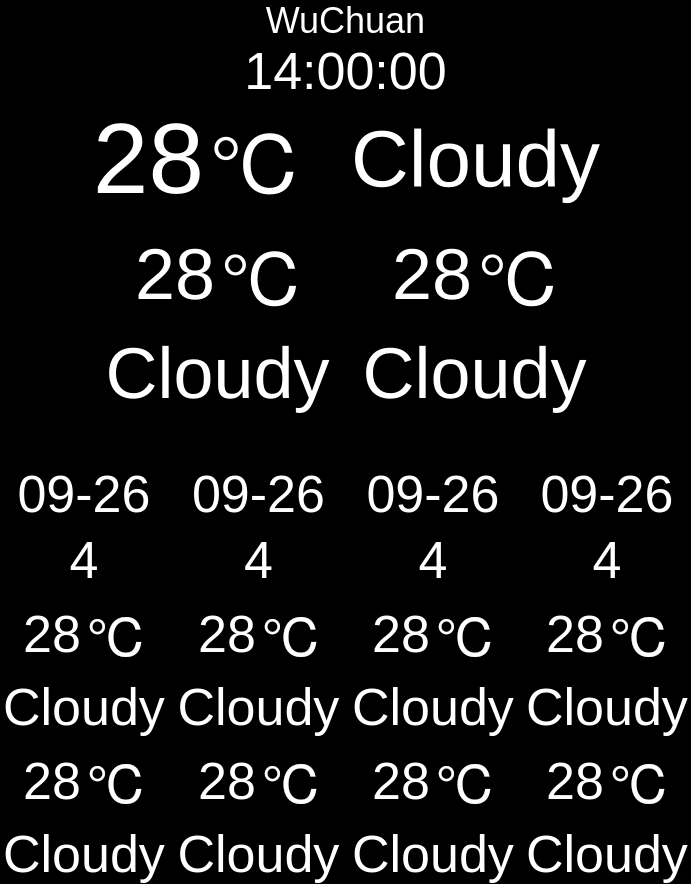
The window that weathercontrol.ui (hondodo/PCamera) describes before a commit, drawn with Qt 5.
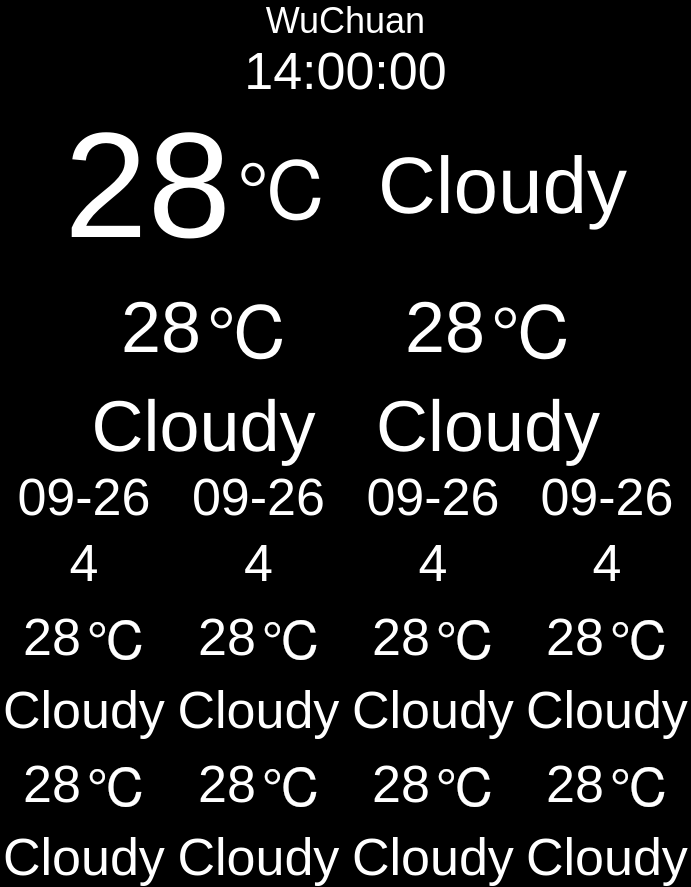
The same window after the commit.

```diff
--- a/weathercontrol.ui
+++ b/weathercontrol.ui
@@ -7,7 +7,7 @@
     <x>0</x>
     <y>0</y>
     <width>691</width>
-    <height>813</height>
+    <height>763</height>
    </rect>
   </property>
   <property name="windowTitle">
@@ -93,7 +93,7 @@
           <item>
            <widget class="QLabel" name="labelTempNow">
             <property name="styleSheet">
-             <string notr="true">font: 100px;</string>
+             <string notr="true">font: 150px;</string>
             </property>
             <property name="text">
              <string>28</string>
@@ -280,7 +280,7 @@
        <number>0</number>
       </property>
       <property name="topMargin">
-       <number>50</number>
+       <number>0</number>
       </property>
       <property name="rightMargin">
        <number>0</number>
```
Left out of the diff: 26 changed lines with no effect on the pictures.
